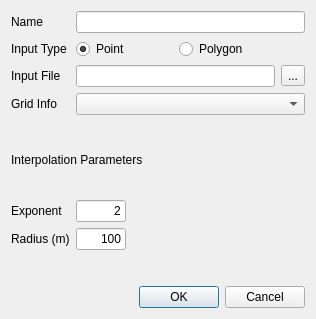
Before: the Qt Designer form src/ui/grid_layer_dialog.ui in IPH-ECO/iph-eco-gui, drawn with Qt 5.
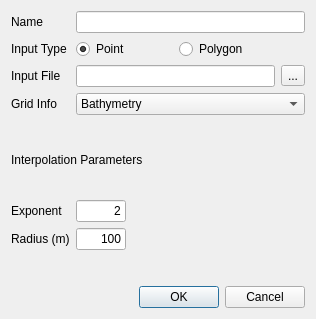
After: the same form once the commit is applied.

Commit message: Renaming Chezy to Roughness

Diff of the .ui file:
```diff
--- a/src/ui/grid_layer_dialog.ui
+++ b/src/ui/grid_layer_dialog.ui
@@ -110,10 +110,10 @@
    <item row="3" column="1" colspan="2">
     <widget class="QComboBox" name="cbxGridInformation">
      <property name="currentText">
-      <string/>
+      <string>Bathymetry</string>
      </property>
      <property name="currentIndex">
-      <number>-1</number>
+      <number>0</number>
      </property>
      <item>
       <property name="text">
```
Left out of the diff: 2 changed lines with no effect on the pictures. The commit also changes 2 other files.
